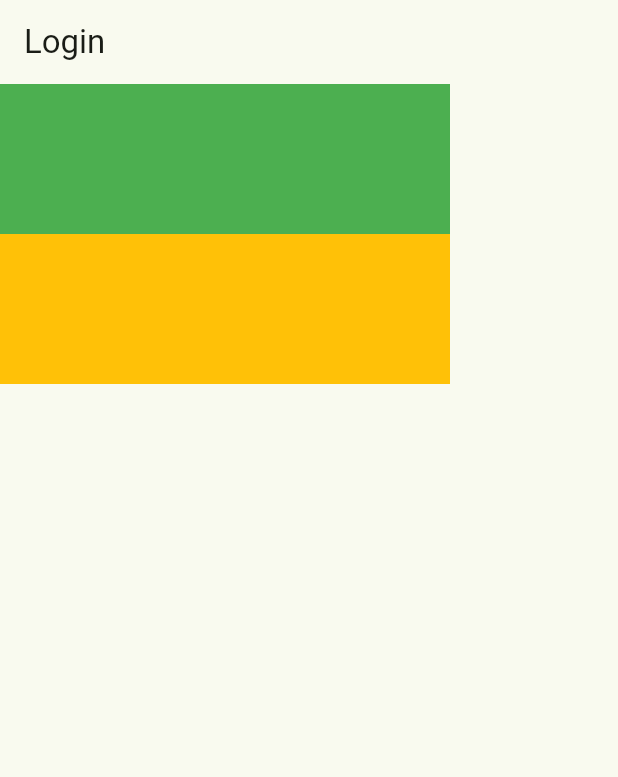
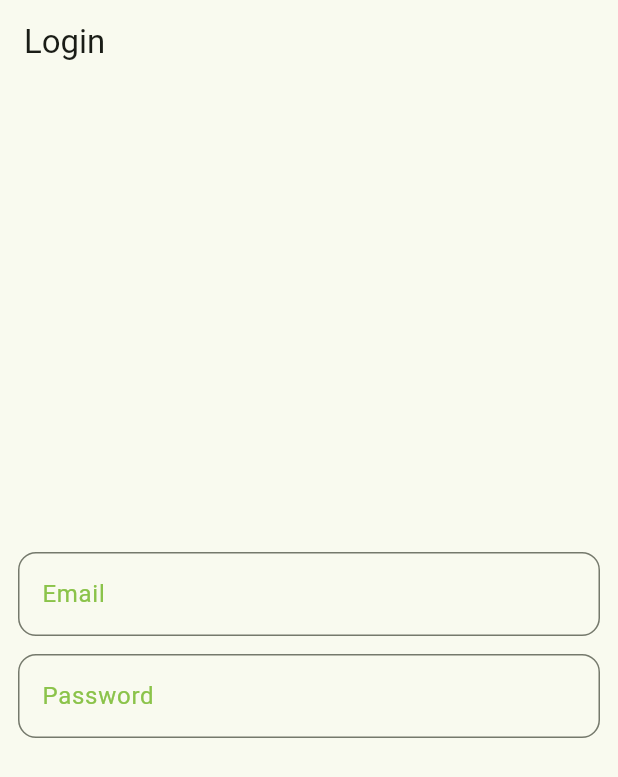
Before and after one commit to Flugeeer/TaskManagerSystem, a Flutter app: the screen it shows after launch, on a phone screen of 412 x 824 dp. Shown: the top 777 px of the screen. Run offline on Flutter 3.47's test engine with Material 3 defaults, Android fonts, the phone set to English and light mode, and no system bars; accounts and stored records are empty.

Commit message:
Started login page, rebuild as Stateful Widget

```diff
--- a/lib/pages/LoginPage.dart
+++ b/lib/pages/LoginPage.dart
@@ -1,16 +1,61 @@
 import 'package:flutter/material.dart';
 import 'package:taskmanagersystem/main.dart';
+import 'package:taskmanagersystem/services/authservice.dart';
+import 'package:taskmanagersystem/models/User.dart';
 
-class LoginPage extends StatelessWidget {
+class LoginPage extends StatefulWidget {
+  @override
+  _LoginPageState createState() => _LoginPageState();
+}
+
+class _LoginPageState extends State<LoginPage> {
+  final TextEditingController _emailController = TextEditingController();
+  final TextEditingController _passwordController = TextEditingController();
+  @override
+  void despose() {
+    _emailController.dispose();
+    _passwordController.dispose();
+    super.dispose();
+  }
+
   @override
   Widget build(BuildContext context) => Scaffold(
     appBar: AppBar(title: Text('Login')),
-    body: Column(
-      mainAxisAlignment: MainAxisAlignment.start,
-      children: <Widget>[
-        Container(width: 300, height: 100, color: Colors.green),
-        Container(width: 300, height: 100, color: Colors.amber),
-      ],
+    body: Center(
+      child: Padding(
+        padding: const EdgeInsets.all(12.0),
+        child: Column(
+          children: <Widget>[
+            SizedBox(height: 300),
+            TextField(
+              controller: _emailController,
+              decoration: InputDecoration(
+                label: Text('Email'),
+                labelStyle: TextStyle(color: Colors.lightGreen, fontSize: 16.0),
+                border: OutlineInputBorder(
+                  borderRadius: BorderRadius.circular(12),
+                ),
+                // fillColor: Color.fromARGB(120, 230, 123, 123),
+              ),
+              keyboardType: TextInputType.emailAddress,
+            ),
+            SizedBox(height: 12),
+            TextField(
+              controller: _emailController,
+              decoration: InputDecoration(
+                label: Text('Password'),
+                labelStyle: TextStyle(color: Colors.lightGreen, fontSize: 16.0),
+                border: OutlineInputBorder(
+                  borderRadius: BorderRadius.circular(12),
+                  borderSide: BorderSide(color: Colors.lightGreen),
+                ),
+              ),
+              keyboardType: TextInputType.visiblePassword,
+            ),
+            // ElevatedButton(onPressed: onPressed, child: child)
+          ],
+        ),
+      ),
     ),
   );
 }
```
